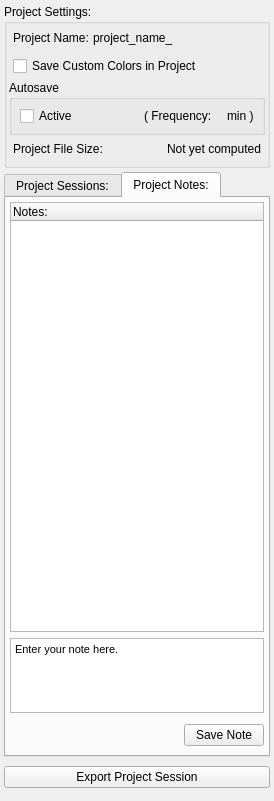
Qt form src/Interface/AppInterface/ProjectDockWidget.ui (SCIInstitute/Seg3D) before a commit.
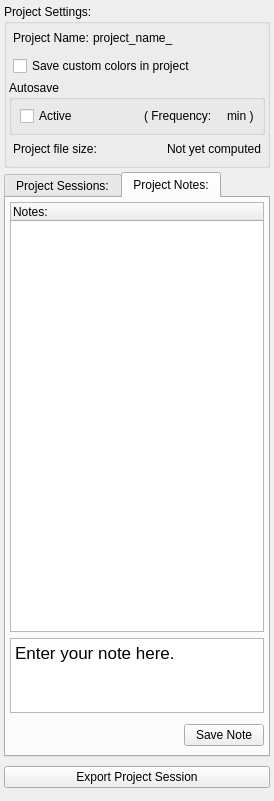
The same form after that commit. The open tabs and pages were chosen to show the change.

```diff
--- a/src/Interface/AppInterface/ProjectDockWidget.ui
+++ b/src/Interface/AppInterface/ProjectDockWidget.ui
@@ -131,7 +131,7 @@
           <item>
            <widget class="QCheckBox" name="custom_colors_checkbox_">
             <property name="text">
-             <string>Save Custom Colors in Project</string>
+             <string>Save custom colors in project</string>
             </property>
            </widget>
           </item>
@@ -238,7 +238,7 @@
              <string>Controls for activating and deactivating Smart Autosave are located in the Preferences Manager</string>
             </property>
             <property name="text">
-             <string>Project File Size:</string>
+             <string>Project file size:</string>
             </property>
            </widget>
           </item>
@@ -534,8 +534,8 @@
            <string>&lt;!DOCTYPE HTML PUBLIC &quot;-//W3C//DTD HTML 4.0//EN&quot; &quot;http://www.w3.org/TR/REC-html40/strict.dtd&quot;&gt;
 &lt;html&gt;&lt;head&gt;&lt;meta name=&quot;qrichtext&quot; content=&quot;1&quot; /&gt;&lt;style type=&quot;text/css&quot;&gt;
 p, li { white-space: pre-wrap; }
-&lt;/style&gt;&lt;/head&gt;&lt;body style=&quot; font-family:'MS Shell Dlg 2'; font-size:8.25pt; font-weight:400; font-style:normal;&quot;&gt;
-&lt;p style=&quot; margin-top:0px; margin-bottom:0px; margin-left:0px; margin-right:0px; -qt-block-indent:0; text-indent:0px;&quot;&gt;&lt;span style=&quot; font-size:8pt;&quot;&gt;Enter your note here.&lt;/span&gt;&lt;/p&gt;&lt;/body&gt;&lt;/html&gt;</string>
+&lt;/style&gt;&lt;/head&gt;&lt;body style=&quot; font-family:'Lucida Grande'; font-size:13pt; font-weight:400; font-style:normal;&quot;&gt;
+&lt;p style=&quot; margin-top:0px; margin-bottom:0px; margin-left:0px; margin-right:0px; -qt-block-indent:0; text-indent:0px;&quot;&gt;Enter your note here.&lt;/p&gt;&lt;/body&gt;&lt;/html&gt;</string>
           </property>
          </widget>
         </item>
```
Left out of the diff: 2 changed lines with no effect on the pictures.
